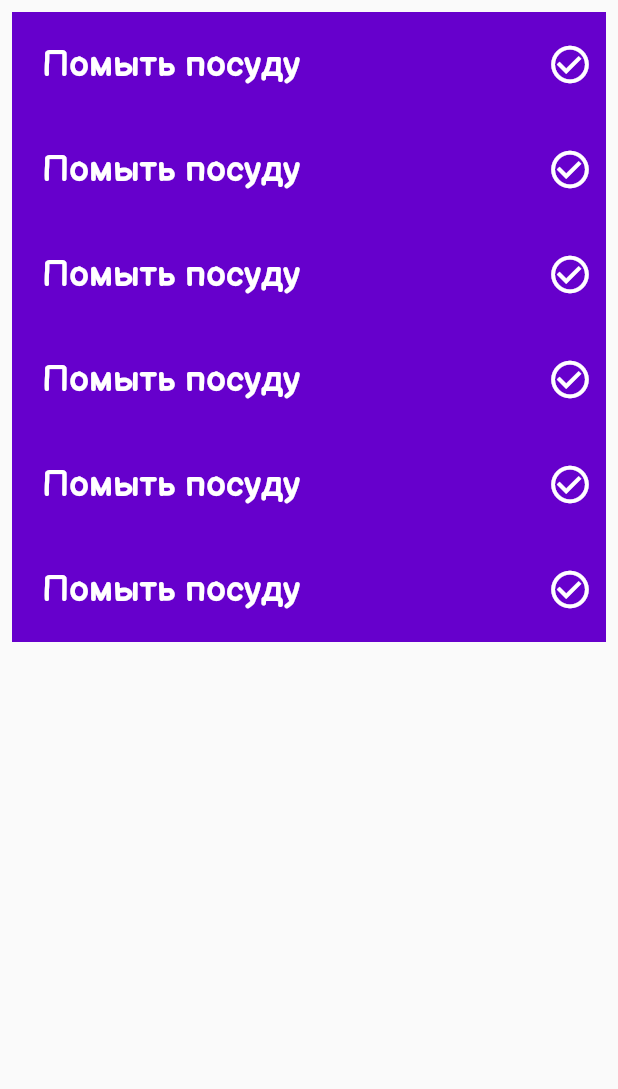
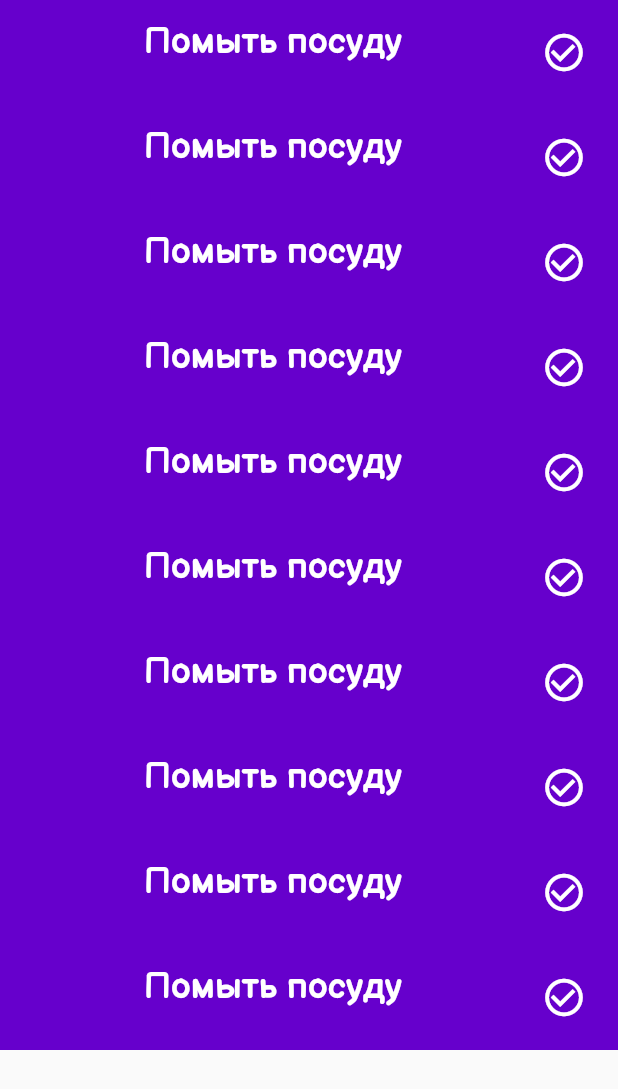
Before and after one commit to KolasikOmetov/Let-s-Do-It, a Flutter app: the ListOfTasks widget shown alone on an empty page, opened directly, on a phone screen of 412 x 824 dp. Shown: the top 1089 px of the screen. Run offline on Flutter 3.47's test engine with Material 2 defaults, Android fonts, the light colour scheme and no system bars; our stand-ins replace date_picker_timeline.

Commit message:
Almost Full UI

```diff
--- a/lib/app.dart
+++ b/lib/app.dart
@@ -1,5 +1,5 @@
 import 'package:flutter/material.dart';
-import 'package:letsdoit/screens/main_screen.dart';
+import 'package:letsdoit/screens/mainScreen/main_screen.dart';
 
 
 class App extends StatelessWidget{
--- a/lib/screens/list_of_tasks.dart
+++ b/lib/screens/mainScreen/list_of_tasks.dart
@@ -1,13 +1,20 @@
 import 'package:flutter/material.dart';
-import 'package:letsdoit/screens/task_box.dart';
+import 'package:letsdoit/screens/mainScreen/task_box.dart';
 
 class ListOfTasks extends StatelessWidget{
 
   @override
   Widget build(BuildContext context) {
     return ListView(
-      padding: const EdgeInsets.all(8),
       children: <Widget>[
+        TaskBox('Помыть посуду', '',
+                imageurl: '', id: 10),
+        TaskBox('Помыть посуду', '',
+                imageurl: '', id: 10),
+        TaskBox('Помыть посуду', '',
+                imageurl: '', id: 10),
+        TaskBox('Помыть посуду', '',
+                imageurl: '', id: 10),
         TaskBox('Помыть посуду', '',
                 imageurl: '', id: 10),
         TaskBox('Помыть посуду', '',
--- /dev/null
+++ b/lib/screens/mainScreen/task_box.dart
@@ -0,0 +1,87 @@
+import 'package:flutter/material.dart';
+import 'package:letsdoit/screens/mainScreen/task_box_done.dart';
+import 'package:letsdoit/screens/taskScreen/task_screen.dart';
+
+
+class TaskBox extends StatefulWidget {
+  String _title;
+  String _text;
+  String _imageurl;
+  int _id;
+  bool _done;
+
+  TaskBox(this._title, this._text, {String imageurl, int id}) {
+    _imageurl = imageurl;
+    _id = id;
+    _done = false;
+  }
+
+  @override
+  createState() =>  TaskBoxState(_title, _text, _imageurl, _id, _done);
+}
+
+
+
+class TaskBoxState extends State<TaskBox> {
+  String title;
+  String text;
+  String imageurl;
+  int id;
+  bool done;
+
+  TaskBoxState(this.title, this.text, this.imageurl, this.id, this.done);
+
+  @override
+  Widget build(BuildContext context) {
+    return
+    Dismissible(
+      background:
+      Container(
+        color: Color(0xffce4de7),
+        child: Center(
+          child: Text("Удаляем...",
+          style: TextStyle(
+                  fontSize: 30.0,
+                  fontWeight: FontWeight.w400),
+          ),
+        )
+      ),
+      key: UniqueKey(),
+      onDismissed: (direction) {
+        //res.delete();
+      },
+      child:
+        GestureDetector(
+          onTap: () {
+            Navigator.push(
+              context,
+              MaterialPageRoute(builder: (context) => TaskScreen(5, "name", "description", DateTime.now(), DateTime.now())),
+            );
+          },
+        child:
+          Container(
+            padding: const EdgeInsets.symmetric(vertical: 8, horizontal: 12),
+            color: Color(0xff6600cc),
+            height: 70.0,
+            child: Row(children: [
+              (imageurl != null && imageurl != '') ? Image.network(imageurl, width: 100.0, height: 100.0, fit: BoxFit.cover) : Container(),
+              Expanded(child:
+                Container(padding:  EdgeInsets.all(5.0), child:  Column(children: [
+                    Text(title,
+                      style:
+                        TextStyle(
+                          fontSize: 24.0,
+                          fontWeight: FontWeight.w600
+                        ),
+                      overflow: TextOverflow.ellipsis
+                    )
+                    ]
+                  )
+                )
+              ), TaskBoxDone(done)
+            ])
+          )
+        )
+      );
+  }
+}
--- a/lib/screens/task_box.dart
+++ /dev/null
@@ -1,67 +0,0 @@
-import 'package:flutter/material.dart';
-import 'package:letsdoit/screens/task_box_done.dart';
-
-
-class TaskBox extends StatefulWidget {
-  String _title;
-  String _text;
-  String _imageurl;
-  int _id;
-  bool _done;
-
-  TaskBox(this._title, this._text, {String imageurl, int id}) {
-    _imageurl = imageurl;
-    _id = id;
-    _done = false;
-  }
-
-  @override
-  createState() =>  TaskBoxState(_title, _text, _imageurl, _id, _done);
-}
-
-
-
-class TaskBoxState extends State<TaskBox> {
-  String title;
-  String text;
-  String imageurl;
-  int id;
-  bool done;
-
-  TaskBoxState(this.title, this.text, this.imageurl, this.id, this.done);
-
-  @override
-  Widget build(BuildContext context) {
-    if (imageurl != null && imageurl != '') return  Container(
-        color: Color(0xff6600cc),
-        height: 70.0,
-        child: Row(children: [
-          Image.network(imageurl, width: 100.0, height: 100.0, fit: BoxFit.cover),
-          Expanded(child:  Container(padding:  EdgeInsets.all(5.0), child:  Column(children: [
-            Text(title,  style:  TextStyle(
-                fontSize: 24.0,
-                fontWeight: FontWeight.w600
-              ), overflow: TextOverflow.ellipsis)
-          ]
-          ))
-          ), TaskBoxDone(done)
-        ])
-    );
-
-    return Container(
-        color: Color(0xff6600cc),
-        height: 70.0,
-        child: Row(children: [
-          Expanded(child: Container(padding: EdgeInsets.all(20.0), child:
-            Text(title,
-              style: TextStyle(
-                fontSize: 24.0,
-                fontWeight: FontWeight.w600
-              ),
-              overflow: TextOverflow.ellipsis)
-          )
-          ),  TaskBoxDone(done)
-        ])
-    );
-  }
-}
```
Also changed, not shown: lib/screens/mainScreen/main_screen.dart (added, +52 -0 lines), lib/screens/main_screen.dart (deleted, +0 -29 lines), lib/screens/taskScreen/task_screen.dart (added, +104 -0 lines), lib/screens/mainScreen/calendar.dart (renamed from lib/screens/calendar.dart), lib/screens/mainScreen/task_box_done.dart (renamed from lib/screens/task_box_done.dart).
